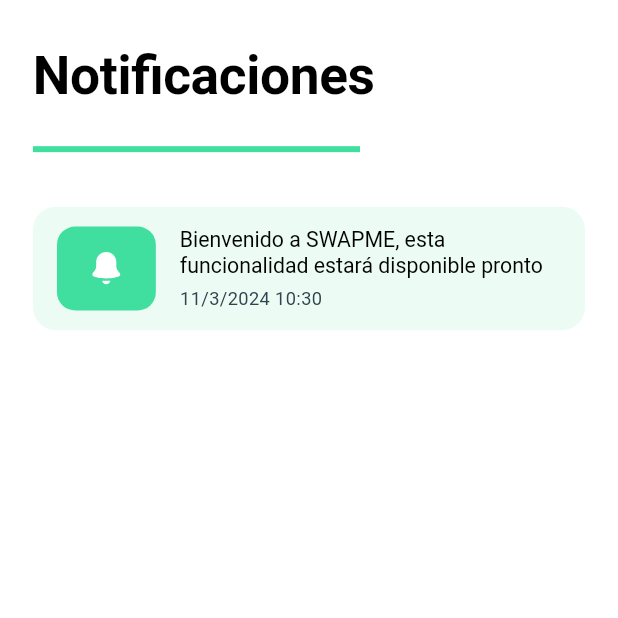
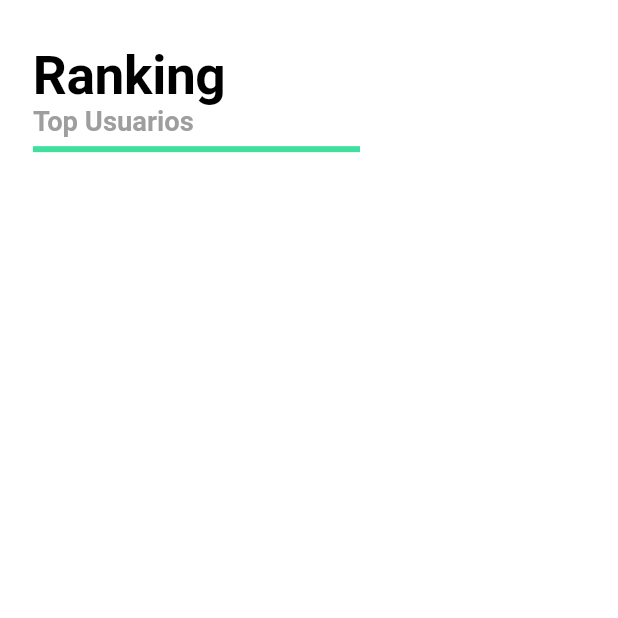
Before and after one commit to Isnotcristhianr/SwapMe---Code-0, a Flutter app: the NotificationsView screen opened directly, on a phone screen of 412 x 824 dp, the top half of it. Run offline on Flutter 3.47's test engine with Material 3 defaults, Android fonts, the phone set to English and light mode, and no system bars; drawn by our look-alikes of flutter_animate; our stand-ins replace carousel_slider, cloud_firestore, connectivity, firebase_auth, firebase_core, firebase_storage and 6 more; accounts and stored records are empty; generated files the repository leaves out were written again; Roboto replaces fonts that are missing (Poppins); project files that could hold a hidden picture were left out.

Commit message:
Actualiza la vista de notificaciones y agrega funcionalidad de ranking de usuarios

```diff
--- a/lib/app/modules/base/views/base_view.dart
+++ b/lib/app/modules/base/views/base_view.dart
@@ -79,8 +79,8 @@ class BaseView extends GetView<BaseController> {
                   icon: Constants.cartIcon,
                 ),
                 _mBottomNavItem(
-                  label: 'Notificaciones',
-                  icon: Constants.notificationsIcon,
+                  label: 'Ranking',
+                  icon: Constants.medalIcon,
                 ),
                 _mBottomNavItem(
                   label: 'Cuenta',
--- a/lib/app/modules/notifications/controllers/notifications_controller.dart
+++ b/lib/app/modules/notifications/controllers/notifications_controller.dart
@@ -1,3 +1,24 @@
 import 'package:get/get.dart';
 
-class NotificationsController extends GetxController {}
+class NotificationsController extends GetxController {
+
+  final topUsers = [
+    {
+      'name': 'John Doe',
+      'points': 100,
+      'image': '/assets/vectors/user.svg',
+    },
+    {
+      'name': 'Jane Doe',
+      'points': 90,
+      'image': '/assets/vectors/user.svg',
+    },
+    {
+      'name': 'John Doe',
+      'points': 80,
+      'image': '/assets/vectors/user.svg',
+    },
+  ].obs;
+
+
+}
--- a/lib/app/modules/notifications/views/notifications_view.dart
+++ b/lib/app/modules/notifications/views/notifications_view.dart
@@ -20,21 +20,15 @@ class NotificationsView extends GetView<NotificationsController> {
           children: [
             30.verticalSpace,
             const ScreenTitle(
-              title: 'Notificaciones',
+              title: 'Ranking',
+              subtitle: 'Top Usuarios',
               dividerEndIndent: 150,
             ),
             10.verticalSpace,
-            ListView.builder(
-              itemCount: 1,
-              itemBuilder: (context, index) => NotificationItem()
-                .animate().fade().slideY(
-                  duration: const Duration(milliseconds: 300),
-                  begin: 1,
-                  curve: Curves.easeInSine,
-                ),
-              shrinkWrap: true,
-              primary: false,
-            ),
+            //top 3 usuarios intercambiantes front
+            //usar fetch top users
+
+            40.verticalSpace,
           ],
         ),
       ),
--- a/lib/app/modules/notifications/views/widgets/notification_item.dart
+++ b/lib/app/modules/notifications/views/widgets/notification_item.dart
@@ -9,72 +9,61 @@ import '../../../../../utils/constants.dart';
 
 // ignore: must_be_immutable
 class NotificationItem extends StatelessWidget {
-  NotificationItem({super.key});
+  NotificationItem({super.key, Object? name, Object? points, Object? image});
 
   //fecha de hoy capturar
   DateTime date = DateTime.now();
   //hora de hoy capturar
   TimeOfDay time = TimeOfDay.now();
 
+   Color kGreyColor = Color(0xFFA1A4B2);
   @override
   Widget build(BuildContext context) {
-    final theme = context.theme;
-    return GestureDetector(
-      onTap: () {
-        Get.snackbar(
-          'Notificación',
-          'Bienvenido a SWAPME, esta funcionalidad estará disponible pronto',
-          snackPosition: SnackPosition.BOTTOM,
-          backgroundColor: theme.primaryColor,
-          colorText: Colors.white,
-          margin: EdgeInsets.symmetric(horizontal: 20.w, vertical: 15.h),
-          borderRadius: 15.r,
-          duration: const Duration(seconds: 3),
-          icon: SvgPicture.asset(
-            Constants.notificationsIcon,
-            color: Colors.white,
+    //NotificationItem(
+      //vacio
+    //);
+    return Padding(
+      padding: EdgeInsets.only(bottom: 20.h),
+      child: Row(
+        children: [
+          SvgPicture.asset(
+            '/assets/vectors/user.svg',
+            height: 50.h,
+            width: 50.w,
           ),
-        );
-      },
-      child: Container(
-        padding: EdgeInsets.symmetric(vertical: 5.h),
-        margin: EdgeInsets.only(bottom: 15.h),
-        decoration: BoxDecoration(
-          color: theme.primaryColor.withOpacity(0.1),
-          borderRadius: BorderRadius.circular(15.r),
-        ),
-        child: ListTile(
-          title: Text(
-            'Bienvenido a SWAPME, esta funcionalidad estará disponible pronto',
-            style: theme.textTheme.displaySmall?.copyWith(
-              fontWeight: FontWeight.normal,
+          20.horizontalSpace,
+          Column(
+            crossAxisAlignment: CrossAxisAlignment.start,
+            children: [
+              Text(
+                'John Doe',
+                style: TextStyle(
+                  color: kGreyColor,
+                  fontSize: 16.sp,
+                  fontWeight: FontWeight.w500,
                 ),
               ),
-          subtitle: Padding(
-            padding: EdgeInsets.only(top: 5.h),
-            child: Text(
-              '${date.day}/${date.month}/${date.year}'
-              ' ${time.hour}:${time.minute}',
-              style: theme.textTheme.bodyMedium?.copyWith(
-                fontSize: 12.sp,
+              5.verticalSpace,
+              Text(
+                'Ha intercambiado 100 puntos',
+                style: TextStyle(
+                  color: kGreyColor,
+                  fontSize: 14.sp,
+                  fontWeight: FontWeight.w400,
                 ),
               ),
-          ),
-          leading: Container(
-            width: 60.w,
-            height: 60.h,
-            decoration: BoxDecoration(
-              color: theme.primaryColor,
-              borderRadius: BorderRadius.circular(12.r),
-            ),
-            child: Center(
-              child: SvgPicture.asset(
-                Constants.notificationsIcon,
-                color: Colors.white,
+              5.verticalSpace,
+              Text(
+                '${date.day}/${date.month}/${date.year} ${time.hour}:${time.minute}',
+                style: TextStyle(
+                  color: kGreyColor,
+                  fontSize: 14.sp,
+                  fontWeight: FontWeight.w400,
                 ),
               ),
+            ],
           ),
-        ),
+        ],
       ),
     );
   }
--- a/lib/utils/constants.dart
+++ b/lib/utils/constants.dart
@@ -9,6 +9,7 @@ class Constants {
   static const swap = 'assets/vectors/intercambio.svg';
   static const notificationsIcon = 'assets/vectors/notifications.svg';
   static const settingsIcon = 'assets/vectors/settings.svg';
+  static const medalIcon = 'assets/vectors/medal.svg';
 
   static const favFilledIcon = 'assets/vectors/fav_filled.svg';
   static const favOutlinedIcon = 'assets/vectors/fav_outlined.svg';
```
Also changed, not shown: assets/vectors/medal.svg (added). Lines whose indentation alone changed are shown as unchanged.
